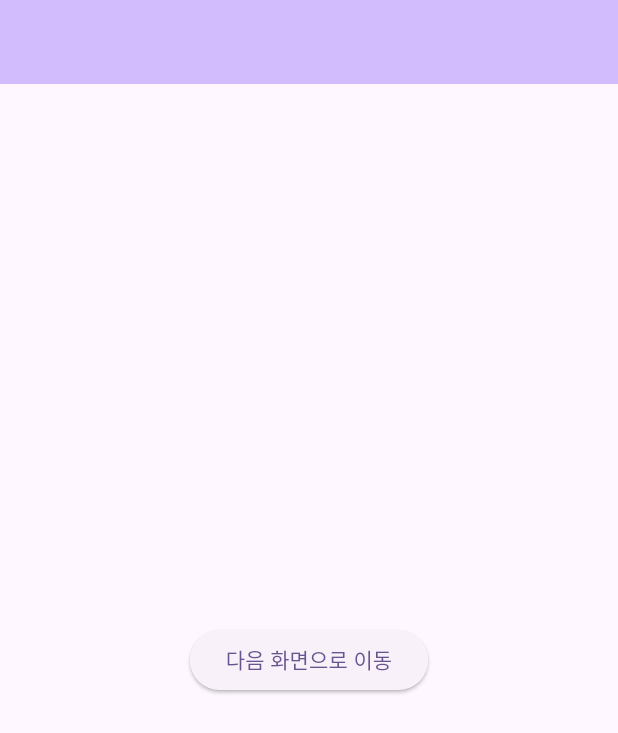
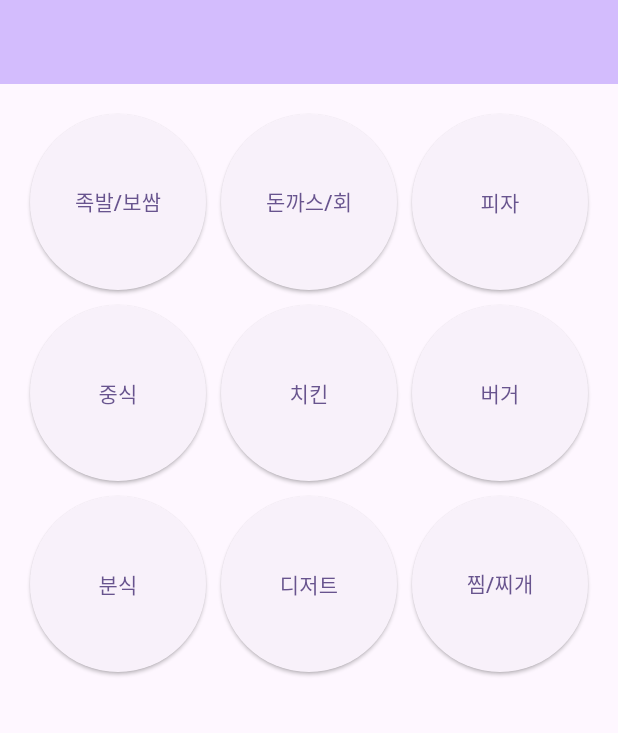
Before and after one commit to Bewheneverwhatiwant/Customer_App, a Flutter app: the screen it shows after launch, on a phone screen of 412 x 824 dp. Shown: the top 733 px of the screen. Run offline on Flutter 3.47's test engine with Material 3 defaults, Android fonts, the phone set to English and light mode, and no system bars.

Commit message:
[ADD] 전메뉴 카테고리 추가 및 이동

```diff
--- a/lib/app.dart
+++ b/lib/app.dart
@@ -1,5 +1,5 @@
 import 'package:flutter/material.dart';
-import 'mainpage.dart'; // MyHomePage를 정의한 파일을 import
+import 'mainpage/mainpage.dart'; // MyHomePage를 정의한 파일을 import
 
 class MyApp extends StatelessWidget {
   const MyApp({super.key});
--- a/lib/mainpage.dart
+++ /dev/null
@@ -1,37 +0,0 @@
-import 'package:flutter/material.dart';
-import 'next.dart';
-// 홈화면입니다.
-
-class MyHomePage extends StatefulWidget {
-  const MyHomePage({super.key});
-
-  @override
-  State<MyHomePage> createState() => _MyHomePageState();
-}
-
-class _MyHomePageState extends State<MyHomePage> {
-  @override
-  Widget build(BuildContext context) {
-    return Scaffold(
-      appBar: AppBar(
-        backgroundColor: Theme.of(context).colorScheme.inversePrimary,
-      ),
-      body: Center(
-        child: Column(
-          mainAxisAlignment: MainAxisAlignment.center,
-          children: <Widget>[
-            ElevatedButton(
-              onPressed: () {
-                Navigator.push(
-                  context,
-                  MaterialPageRoute(builder: (context) => const NextScreen()),
-                );
-              },
-              child: const Text('다음 화면으로 이동'),
-            ),
-          ],
-        ),
-      ),
-    );
-  }
-}
--- /dev/null
+++ b/lib/mainpage/mainpage.dart
@@ -0,0 +1,60 @@
+import 'package:flutter/material.dart';
+import './menuCategory/jokbo.dart';
+import './menuCategory/bunsick.dart';
+import './menuCategory/burger.dart';
+import './menuCategory/chicken.dart';
+import './menuCategory/chinese.dart';
+import './menuCategory/dessert.dart';
+import './menuCategory/japanese.dart';
+import './menuCategory/pizza.dart';
+import './menuCategory/zzim.dart';
+// 홈화면입니다.
+
+class MyHomePage extends StatefulWidget {
+  const MyHomePage({super.key});
+
+  @override
+  State<MyHomePage> createState() => _MyHomePageState();
+}
+
+class _MyHomePageState extends State<MyHomePage> {
+  @override
+  Widget build(BuildContext context) {
+    return Scaffold(
+      appBar: AppBar(
+        backgroundColor: Theme.of(context).colorScheme.inversePrimary,
+      ),
+      body: GridView.count(
+        crossAxisCount: 3, // 3열
+        mainAxisSpacing: 10, // 수직 간격
+        crossAxisSpacing: 10, // 수평 간격
+        padding: const EdgeInsets.all(20), // 그리드 패딩
+        children: <Widget>[
+          _buildRoundButton('족발/보쌈', Jokbo()),
+          _buildRoundButton('돈까스/회', Japanese()),
+          _buildRoundButton('피자', Pizza()),
+          _buildRoundButton('중식', Chinese()),
+          _buildRoundButton('치킨', Chicken()),
+          _buildRoundButton('버거', Burger()),
+          _buildRoundButton('분식', Bunsick()),
+          _buildRoundButton('디저트', Dessert()),
+          _buildRoundButton('찜/찌개', Zzim()),
+        ],
+      ),
+    );
+  }
+
+// _buildRundButton 메소드 분리
+  Widget _buildRoundButton(String title, Widget page) {
+    return ElevatedButton(
+      onPressed: () {
+        Navigator.push(context, MaterialPageRoute(builder: (context) => page));
+      },
+      style: ElevatedButton.styleFrom(
+        shape: const CircleBorder(), // 동그란 버튼 모양
+        padding: const EdgeInsets.all(5), // 버튼 내부 패딩
+      ),
+      child: Text(title),
+    );
+  }
+}
```
Also changed, not shown: lib/mainpage/menuCategory/bunsick.dart (added, +17 -0 lines), lib/mainpage/menuCategory/burger.dart (added, +17 -0 lines), lib/mainpage/menuCategory/chicken.dart (added, +17 -0 lines), lib/mainpage/menuCategory/chinese.dart (added, +17 -0 lines), lib/mainpage/menuCategory/dessert.dart (added, +17 -0 lines), lib/mainpage/menuCategory/japanese.dart (added, +17 -0 lines), lib/mainpage/menuCategory/jokbo.dart (added, +17 -0 lines), lib/mainpage/menuCategory/pizza.dart (added, +17 -0 lines), lib/mainpage/menuCategory/zzim.dart (added, +17 -0 lines).
